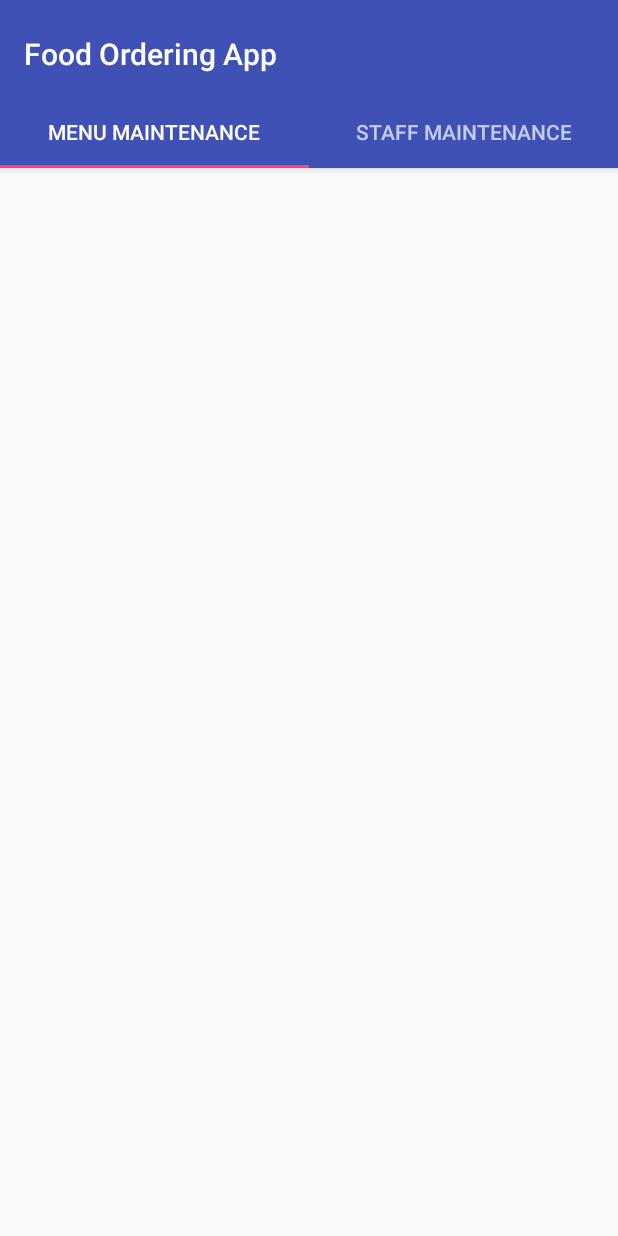
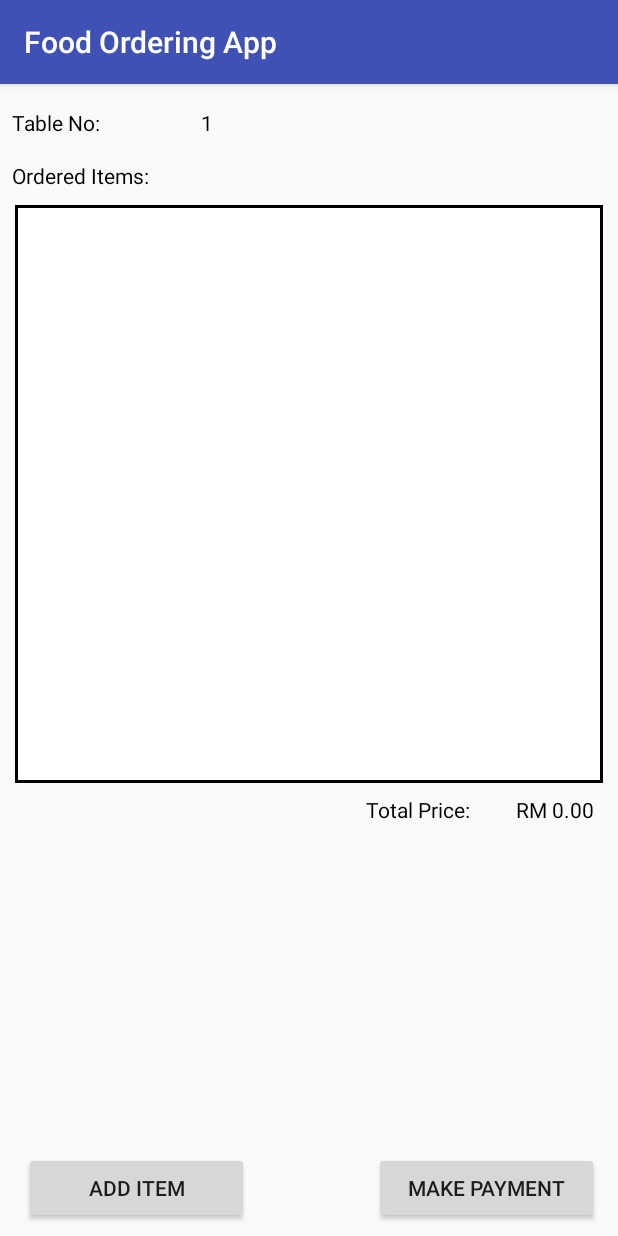
Before and after one commit to Theam1127/FoodOrderingApp, an Android app: the screen it shows after launch (MaintenanceSetting before the commit, MakeOrder after it), on a phone screen of 412 x 824 dp. Run offline under Robolectric (Android 15) with nearby library versions, the phone set to English and light mode, and no system bars; our stand-ins replace Firebase (no records; nobody signed in at launch, a user with empty details on screens opened directly).

Commit message:
Successfully retrieve data from firebase

```diff
--- a/app/build.gradle
+++ b/app/build.gradle
@@ -26,4 +26,8 @@ dependencies {
     testImplementation 'junit:junit:4.12'
     androidTestImplementation 'com.android.support.test:runner:1.0.2'
     androidTestImplementation 'com.android.support.test.espresso:espresso-core:3.0.2'
+    implementation 'com.google.firebase:firebase-core:16.0.0'
+    implementation 'com.google.firebase:firebase-firestore:17.0.2'
 }
+
+apply plugin: 'com.google.gms.google-services'
--- /dev/null
+++ b/app/src/main/java/my/edu/tarc/foodorderingapp/MakeOrder.java
@@ -0,0 +1,68 @@
+package my.edu.tarc.foodorderingapp;
+
+import android.app.ProgressDialog;
+import android.support.annotation.NonNull;
+import android.support.v7.app.AppCompatActivity;
+import android.os.Bundle;
+import android.widget.ArrayAdapter;
+import android.widget.ListView;
+import android.widget.TextView;
+
+
+import com.google.android.gms.tasks.OnCompleteListener;
+import com.google.android.gms.tasks.OnSuccessListener;
+import com.google.android.gms.tasks.Task;
+import com.google.firebase.firestore.FirebaseFirestore;
+import com.google.firebase.firestore.QueryDocumentSnapshot;
+import com.google.firebase.firestore.QuerySnapshot;
+
+import java.util.ArrayList;
+import java.util.Collection;
+import java.util.List;
+
+public class MakeOrder extends AppCompatActivity {
+    Menu menuItem = new Menu();
+    List<Menu> orders = new ArrayList<>();
+    List<String> menuList = new ArrayList<>();
+    TextView tableNo, totalPrice;
+    ListView orderList;
+    ArrayAdapter<String> adapter;
+    ProgressDialog pd;
+    @Override
+    protected void onCreate(Bundle savedInstanceState) {
+        super.onCreate(savedInstanceState);
+        setContentView(R.layout.activity_make_order);
+        pd = new ProgressDialog(this);
+        pd.setMessage("Please Wait...");
+        pd.show();
+        FirebaseFirestore db = FirebaseFirestore.getInstance();
+        db.collection("Menu").get().addOnCompleteListener(new OnCompleteListener<QuerySnapshot>() {
+            @Override
+            public void onComplete(@NonNull Task<QuerySnapshot> task) {
+                if(task.isSuccessful()){
+                    for(QueryDocumentSnapshot document : task.getResult()){
+                        menuItem.setMenuID((String)document.getData().get("menuID"));
+                        menuItem.setAvailable((boolean)document.getData().get("available"));
+                        menuItem.setName((String)document.getData().get("name"));
+                        menuItem.setPrice((double)document.getData().get("price"));
+                        menuItem.setType((String)document.getData().get("type"));
+                        orders.add(menuItem);
+                        menuList.add(menuItem.getName()+"\t5\t"+menuItem.getPrice());
+                    }
+                    adapter = new ArrayAdapter<String>(getApplicationContext(), android.R.layout.simple_list_item_1,menuList);
+                    orderList.setAdapter(adapter);
+                    totalPrice = findViewById(R.id.totalPriceTV);
+                    double total = 0.00;
+                    for(int a=0;a<orders.size();a++)
+                        total+=orders.get(a).getPrice();
+                    totalPrice.setText("RM "+String.format("%.2f",total));
+                    pd.dismiss();
+                }
+            }
+        });
+
+        tableNo = (TextView)findViewById(R.id.tableNo);
+        orderList = (ListView)findViewById(R.id.orderListLV);
+        tableNo.setText("1");
+    }
+}
--- /dev/null
+++ b/app/src/main/java/my/edu/tarc/foodorderingapp/Menu.java
@@ -0,0 +1,70 @@
+package my.edu.tarc.foodorderingapp;
+
+public class Menu {
+    public String menuID;
+    public String name;
+    public String type;
+    public boolean available;
+    public double price;
+
+    public Menu(){}
+
+    public Menu(String menuID, String name, String type, boolean available, double price) {
+        this.menuID = menuID;
+        this.name = name;
+        this.type = type;
+        this.available = available;
+        this.price = price;
+    }
+
+    public String getMenuID() {
+        return menuID;
+    }
+
+    public void setMenuID(String menuID) {
+        this.menuID = menuID;
+    }
+
+    public String getName() {
+        return name;
+    }
+
+    public void setName(String name) {
+        this.name = name;
+    }
+
+    public String getType() {
+        return type;
+    }
+
+    public void setType(String type) {
+        this.type = type;
+    }
+
+    public boolean isAvailable() {
+        return available;
+    }
+
+    public void setAvailable(boolean available) {
+        this.available = available;
+    }
+
+    public double getPrice() {
+        return price;
+    }
+
+    public void setPrice(double price) {
+        this.price = price;
+    }
+
+    @Override
+    public String toString() {
+        return "Menu{" +
+                "menuID='" + menuID + '\'' +
+                ", name='" + name + '\'' +
+                ", type='" + type + '\'' +
+                ", available=" + available +
+                ", price=" + price +
+                '}';
+    }
+}
--- /dev/null
+++ b/app/src/main/res/drawable/list_view_border.xml
@@ -0,0 +1,9 @@
+<?xml version="1.0" encoding="utf-8"?>
+<selector xmlns:android="http://schemas.android.com/apk/res/android">
+    <item>
+        <shape android:shape="rectangle">
+            <solid android:color="#ffffff"/>
+            <stroke android:color="#000000" android:width="2dp"/>
+        </shape>
+    </item>
+</selector>
--- /dev/null
+++ b/app/src/main/res/layout/activity_make_order.xml
@@ -0,0 +1,123 @@
+<?xml version="1.0" encoding="utf-8"?>
+<android.support.constraint.ConstraintLayout xmlns:android="http://schemas.android.com/apk/res/android"
+    xmlns:app="http://schemas.android.com/apk/res-auto"
+    xmlns:tools="http://schemas.android.com/tools"
+    android:layout_width="match_parent"
+    android:layout_height="match_parent"
+    tools:context=".MakeOrder">
+
+
+    <TextView
+        android:id="@+id/tableNoTV"
+        android:layout_width="wrap_content"
+        android:layout_height="wrap_content"
+        android:layout_marginLeft="8dp"
+        android:layout_marginStart="8dp"
+        android:layout_marginTop="16dp"
+        android:text="@string/tableNo"
+        android:textColor="@color/common_google_signin_btn_text_dark_focused"
+        app:layout_constraintStart_toStartOf="parent"
+        app:layout_constraintTop_toTopOf="parent" />
+
+    <TextView
+        android:id="@+id/tableNo"
+        android:layout_width="wrap_content"
+        android:layout_height="0dp"
+        android:layout_marginEnd="270dp"
+        android:layout_marginLeft="8dp"
+        android:layout_marginRight="270dp"
+        android:layout_marginStart="8dp"
+        android:layout_marginTop="16dp"
+        android:textColor="@color/common_google_signin_btn_text_dark_focused"
+        app:layout_constraintEnd_toEndOf="parent"
+        app:layout_constraintHorizontal_bias="1.0"
+        app:layout_constraintStart_toEndOf="@+id/tableNoTV"
+        app:layout_constraintTop_toTopOf="parent" />
+
+    <ListView
+        android:id="@+id/orderListLV"
+        android:layout_width="0dp"
+        android:layout_height="385dp"
+        android:layout_margin="10dp"
+        android:layout_marginEnd="8dp"
+        android:layout_marginStart="8dp"
+        android:layout_marginTop="204dp"
+        android:background="@drawable/list_view_border"
+        app:layout_constraintEnd_toEndOf="parent"
+        app:layout_constraintHorizontal_bias="1.0"
+        app:layout_constraintStart_toStartOf="parent"
+        app:layout_constraintTop_toBottomOf="@+id/orderedItemsTV" />
+
+    <TextView
+        android:id="@+id/orderedItemsTV"
+        android:layout_width="wrap_content"
+        android:layout_height="wrap_content"
+        android:layout_marginEnd="8dp"
+        android:layout_marginLeft="8dp"
+        android:layout_marginRight="8dp"
+        android:layout_marginStart="8dp"
+        android:layout_marginTop="16dp"
+        android:text="@string/orderItems"
+        android:textColor="@color/common_google_signin_btn_text_dark_focused"
+        app:layout_constraintEnd_toEndOf="parent"
+        app:layout_constraintHorizontal_bias="0.0"
+        app:layout_constraintStart_toStartOf="parent"
+        app:layout_constraintTop_toBottomOf="@+id/tableNoTV" />
+
+    <Button
+        android:id="@+id/addItemBtn"
+        android:layout_width="150dp"
+        android:layout_height="wrap_content"
+        android:layout_marginBottom="8dp"
+        android:layout_marginLeft="16dp"
+        android:layout_marginStart="16dp"
+        android:text="@string/add_item"
+        app:layout_constraintBottom_toBottomOf="parent"
+        app:layout_constraintStart_toStartOf="parent" />
+
+    <Button
+        android:id="@+id/makePaymentBtn"
+        android:layout_width="150dp"
+        android:layout_height="wrap_content"
+        android:layout_marginBottom="8dp"
+        android:layout_marginEnd="8dp"
+        android:layout_marginLeft="8dp"
+        android:layout_marginRight="8dp"
+        android:layout_marginStart="8dp"
+        android:text="@string/make_payment"
+        app:layout_constraintBottom_toBottomOf="parent"
+        app:layout_constraintEnd_toEndOf="parent"
+        app:layout_constraintHorizontal_bias="0.942"
+        app:layout_constraintStart_toEndOf="@+id/addItemBtn" />
+
+    <TextView
+        android:id="@+id/totalPriceTV"
+        android:layout_width="wrap_content"
+        android:layout_height="wrap_content"
+        android:layout_marginBottom="8dp"
+        android:layout_marginEnd="16dp"
+        android:layout_marginRight="16dp"
+        android:layout_marginTop="8dp"
+        android:textColor="@color/common_google_signin_btn_text_dark_focused"
+        app:layout_constraintBottom_toTopOf="@+id/makePaymentBtn"
+        app:layout_constraintEnd_toEndOf="parent"
+        app:layout_constraintTop_toBottomOf="@+id/orderListLV"
+        app:layout_constraintVertical_bias="0.0" />
+
+    <TextView
+        android:id="@+id/textViewTotalPrice"
+        android:layout_width="wrap_content"
+        android:layout_height="wrap_content"
+        android:layout_marginEnd="8dp"
+        android:layout_marginLeft="156dp"
+        android:layout_marginRight="8dp"
+        android:layout_marginStart="156dp"
+        android:layout_marginTop="8dp"
+        android:text="@string/total_price"
+        android:textColor="@color/common_google_signin_btn_text_dark_focused"
+        app:layout_constraintEnd_toStartOf="@+id/totalPriceTV"
+        app:layout_constraintHorizontal_bias="0.796"
+        app:layout_constraintStart_toStartOf="parent"
+        app:layout_constraintTop_toBottomOf="@+id/orderListLV" />
+
+</android.support.constraint.ConstraintLayout>
--- a/app/src/main/res/layout/maintenance_setting.xml
+++ b/app/src/main/res/layout/maintenance_setting.xml
@@ -15,17 +15,7 @@
         android:paddingTop="@dimen/appbar_padding_top"
         android:theme="@style/AppTheme.AppBarOverlay">
 
-        <android.support.v7.widget.Toolbar
-            android:id="@+id/toolbar"
-            android:layout_width="match_parent"
-            android:layout_height="?attr/actionBarSize"
-            android:layout_weight="1"
-            android:background="?attr/colorPrimary"
-            app:layout_scrollFlags="scroll|enterAlways"
-            app:popupTheme="@style/AppTheme.PopupOverlay"
-            app:title="@string/app_name">
 
-        </android.support.v7.widget.Toolbar>
 
         <android.support.design.widget.TabLayout
             android:id="@+id/tabs"
--- a/app/src/main/res/values/strings.xml
+++ b/app/src/main/res/values/strings.xml
@@ -8,4 +8,9 @@
     <string name="old_password">Old Password:</string>
     <string name="New">New:</string>
     <string name="confirm_new">Confirm New:</string>
+    <string name="tableNo">Table No: </string>
+    <string name="orderItems">Ordered Items: </string>
+    <string name="add_item">Add Item</string>
+    <string name="make_payment">Make Payment</string>
+    <string name="total_price">Total Price: </string>
 </resources>
--- a/build.gradle
+++ b/build.gradle
@@ -8,6 +8,7 @@ buildscript {
     }
     dependencies {
         classpath 'com.android.tools.build:gradle:3.1.3'
+        classpath 'com.google.gms:google-services:4.0.0'
 
 
         // NOTE: Do not place your application dependencies here; they belong
```
Also changed, not shown: app/src/main/AndroidManifest.xml (+6 -6 lines), 1 other file.
